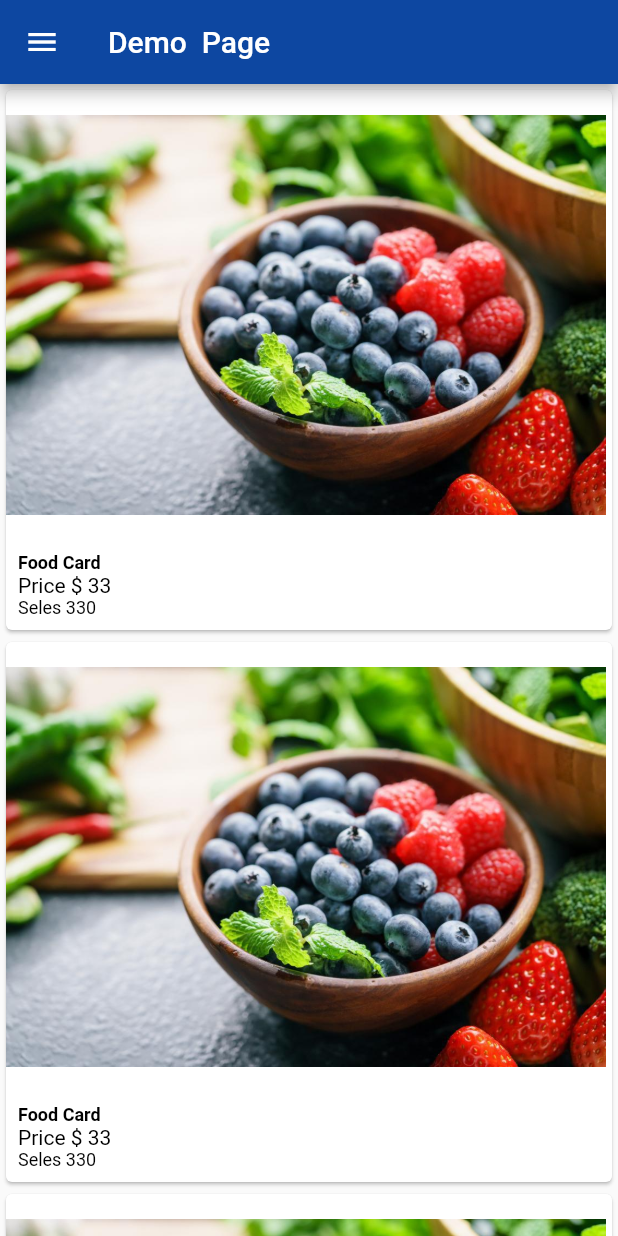
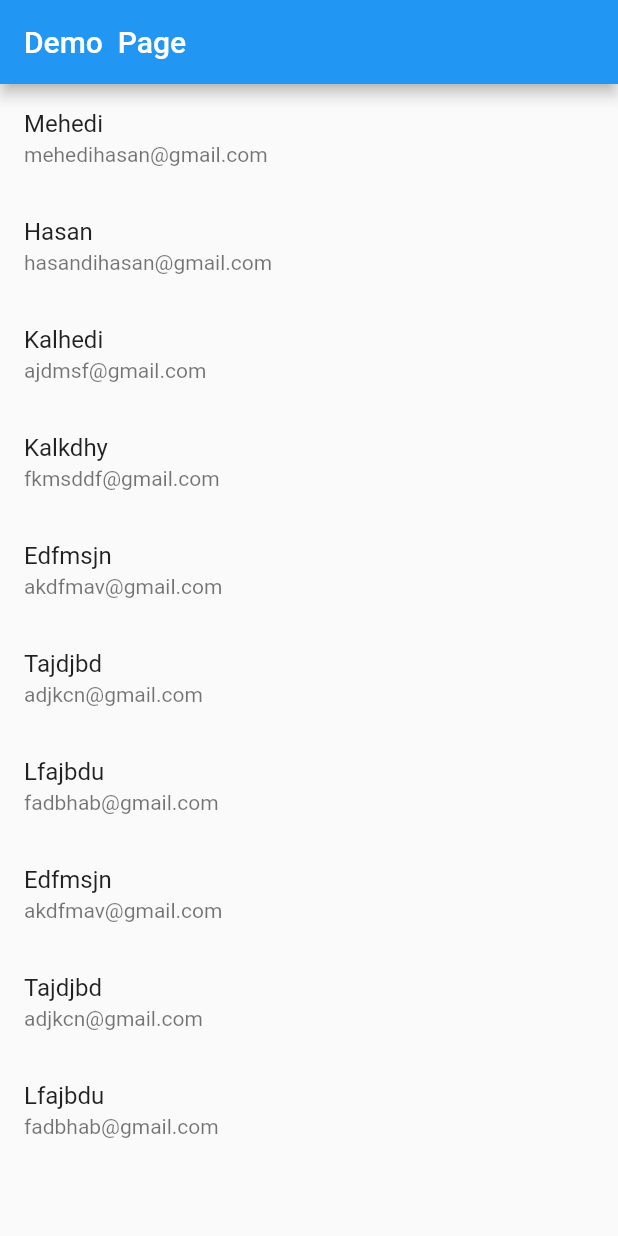
Before and after one commit to jpmehedi/UI-Design-Learn-Flutter, a Flutter app: the screen it shows after launch, on a phone screen of 412 x 824 dp. Run offline on Flutter 3.47's test engine with Material 2 defaults, Android fonts, the phone set to English and light mode, and no system bars.

Commit message:
pass loacl json data and pass data between page

```diff
--- /dev/null
+++ b/assets/data.json
@@ -0,0 +1,43 @@
+[
+   {
+      "name": "Mehedi",
+      "email": "mehedihasan@gmail.com"
+   },
+   {
+      "name": "Hasan",
+      "email": "hasandihasan@gmail.com"
+   },
+   {
+      "name": "Kalhedi",
+      "email": "ajdmsf@gmail.com"
+   },
+   {
+      "name": "Kalkdhy",
+      "email": "fkmsddf@gmail.com"
+   },
+   {
+      "name": "Edfmsjn",
+      "email": "akdfmav@gmail.com"
+   },
+   {
+      "name": "Tajdjbd",
+      "email": "adjkcn@gmail.com"
+   },
+
+   {
+      "name": "Lfajbdu",
+      "email": "fadbhab@gmail.com"
+   },
+   {
+      "name": "Edfmsjn",
+      "email": "akdfmav@gmail.com"
+   },
+   {
+      "name": "Tajdjbd",
+      "email": "adjkcn@gmail.com"
+   },
+   {
+      "name": "Lfajbdu",
+      "email": "fadbhab@gmail.com"
+   }
+]
--- a/lib/main.dart
+++ b/lib/main.dart
@@ -1,131 +1,56 @@
 import 'package:flutter/material.dart';
+import 'package:flutter/services.dart' show rootBundle;
+import 'dart:convert';
+import 'dart:async';
+import 'pageOne.dart';
 
 void main() {
-  runApp(MyApp());
+  runApp(MaterialApp(
+    title: 'App',
+    home: MyApp(),
+  ));
 }
 
-class MyApp extends StatelessWidget {
+class MyApp extends StatefulWidget {
+  @override
+  _MyAppState createState() => _MyAppState();
+}
+
+class _MyAppState extends State<MyApp> {
+  List data;
+  Future<String> loadJsonData() async {
+    var JsonText = await rootBundle.loadString('assets/data.json');
+    setState(() {
+      data = json.decode(JsonText);
+      print(JsonText);
+    });
+  }
+
+  @override
+  void initState() {
+    this.loadJsonData();
+    super.initState();
+  }
+
   @override
   Widget build(BuildContext context) {
-    return MaterialApp(
-      title: 'Test App',
-      home: Scaffold(
-          appBar: AppBar(
-            title: Text('Demo  Page'),
-            backgroundColor: Colors.blue[900],
+    return Scaffold(
+        appBar: AppBar(
+          title: Text(
+            'Demo  Page',
+            style: TextStyle(color: Colors.white),
           ),
-          drawer: Drawer(
-            child: DrawerMenu(),
-          ),
-          body: ListView(
-            controller: ScrollController(),
-            children: <Widget>[
-              CardBuilder(),
-              CardBuilder(),
-              CardBuilder(),
-              CardBuilder(),
-            ],
-          )),
-    );
+        ),
+        body: ListView.builder(
+            itemCount: data.length,
+            itemBuilder: (BuildContext context, int index) {
+              return ListTile(
+                title: Text(data[index]['name']),
+                subtitle: Text(data[index]['email']),
+                onTap: (){
+                 Navigator.push(context, MaterialPageRoute(builder:(context)=>PageOne(data[index])));
+                },
+              );
+            },),);
   }
 }
-
-class CardBuilder extends StatelessWidget {
-  @override
-  Widget build(BuildContext context) {
-    return Card(
-      child: Column(
-        crossAxisAlignment: CrossAxisAlignment.start,
-        mainAxisAlignment: MainAxisAlignment.start,
-        children: <Widget>[
-          Image.asset('images/food.jpg',width: 400,height: 300,),
-          Padding(
-            padding: EdgeInsets.all(8.0),
-            child: Column(
-              mainAxisAlignment: MainAxisAlignment.start,
-              crossAxisAlignment: CrossAxisAlignment.start,
-              children: <Widget>[
-                Text(
-                  'Food Card',
-                  style: TextStyle(
-                    color: Colors.black,
-                    fontSize: 12,
-                    fontWeight: FontWeight.bold,
-                  ),
-                ),
-                Text(
-                  'Price \$ 33',
-                  style: TextStyle(
-                    color: Colors.black,
-                    fontSize: 14,
-                  ),
-                ),
-                Text(
-                  'Seles 330',
-                  style: TextStyle(
-                    color: Colors.black,
-                    fontSize: 12,
-                  ),
-                ),
-              ],
-            ),
-          )
-        ],
-      ),
-    );
-  }
-}
-
-class DrawerMenu extends StatelessWidget {
-  @override
-  Widget build(BuildContext context) {
-    return ListView(
-      children: <Widget>[
-        Stack(
-          children: <Widget>[
-            Image.asset('images/food.jpg'),
-            Positioned(
-              top: 50,
-              left: 30,
-              child: Image.asset('images/avatar.png', height: 100, width: 100),
-            ),
-            Positioned(
-                top: 150,
-                left: 30,
-                child: Text('MR. MEHEDI',
-                    style: TextStyle(
-                      fontSize: 20,
-                      color: Colors.white,
-                      fontWeight: FontWeight.bold,
-                    ))),
-          ],
-        ),
-        ListTile(
-          leading: Icon(Icons.home),
-          title: Text('Home'),
-          trailing: Icon(Icons.navigate_next),
-        ),
-        ListTile(
-          leading: Icon(Icons.account_box),
-          title: Text('About'),
-          trailing: Icon(Icons.navigate_next),
-        ),
-        ListTile(
-          leading: Icon(Icons.feedback),
-          title: Text('Send Feedback'),
-          trailing: Icon(Icons.navigate_next),
-        ),
-        ListTile(
-          leading: Icon(Icons.share),
-          title: Text('Share'),
-          trailing: Icon(Icons.navigate_next),
-        ),
-        ListTile(
-          leading: Icon(Icons.question_answer),
-          title: Text('Question'),
-          trailing: Icon(Icons.navigate_next),
-        )
-      ],
-    );
-  }
-}
--- /dev/null
+++ b/lib/pageOne.dart
@@ -0,0 +1,40 @@
+import 'package:flutter/material.dart';
+
+class PageOne extends StatefulWidget {
+  final data;
+  PageOne(this.data);
+  @override
+  _PageOneState createState() => _PageOneState(this.data);
+}
+
+class _PageOneState extends State<PageOne> {
+  var data;
+  _PageOneState(this.data);
+
+  @override
+  Widget build(BuildContext context) {
+    return MaterialApp(
+        title: 'Test App',
+        home: Scaffold(
+          appBar: AppBar(
+            title: Text(
+              'pasge one ',
+              style: TextStyle(color: Colors.white),
+            ),
+          ),
+          body: Column(
+            children: <Widget>[
+              Image.asset('images/food.jpg'),
+              Text("Name: ${data['name']}"),
+              Text("Email: ${data['email']}"),
+              RaisedButton(
+                child: Text('Go Back'),
+                onPressed: () {
+                  Navigator.pop(context);
+                },
+              ),
+            ],
+          ),
+        ));
+  }
+}
--- a/pubspec.yaml
+++ b/pubspec.yaml
@@ -27,6 +27,7 @@ flutter:
   assets:
     - images/food.jpg
     - images/avatar.png
+    - assets/data.json
 
 
   # fonts:
```
